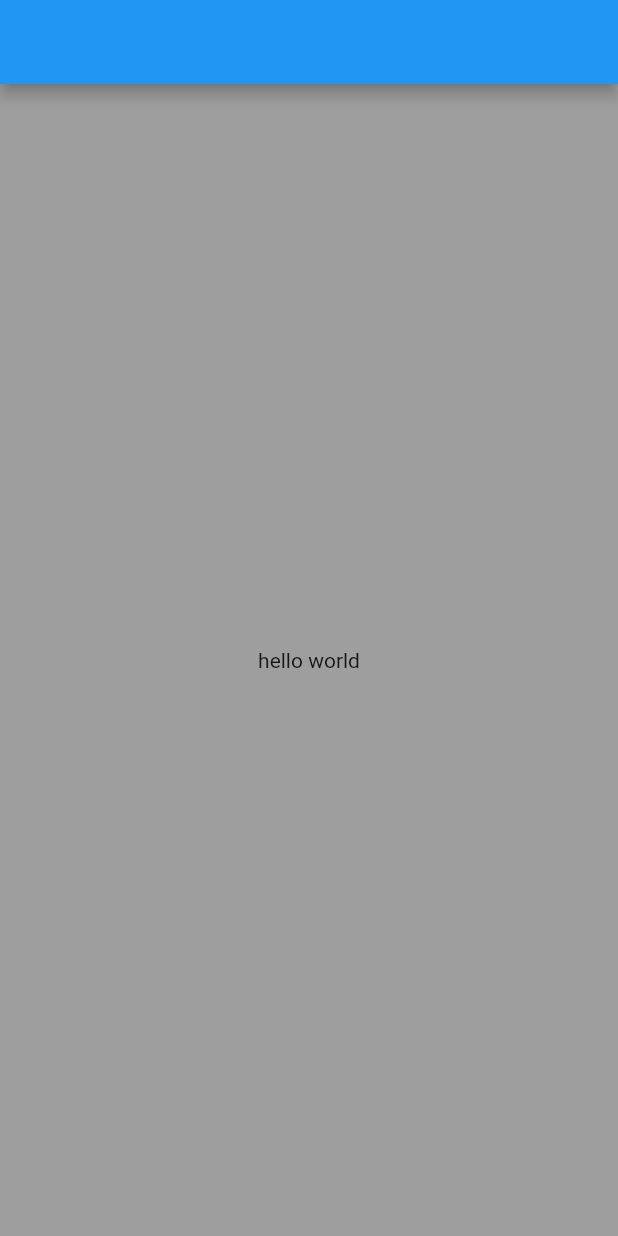
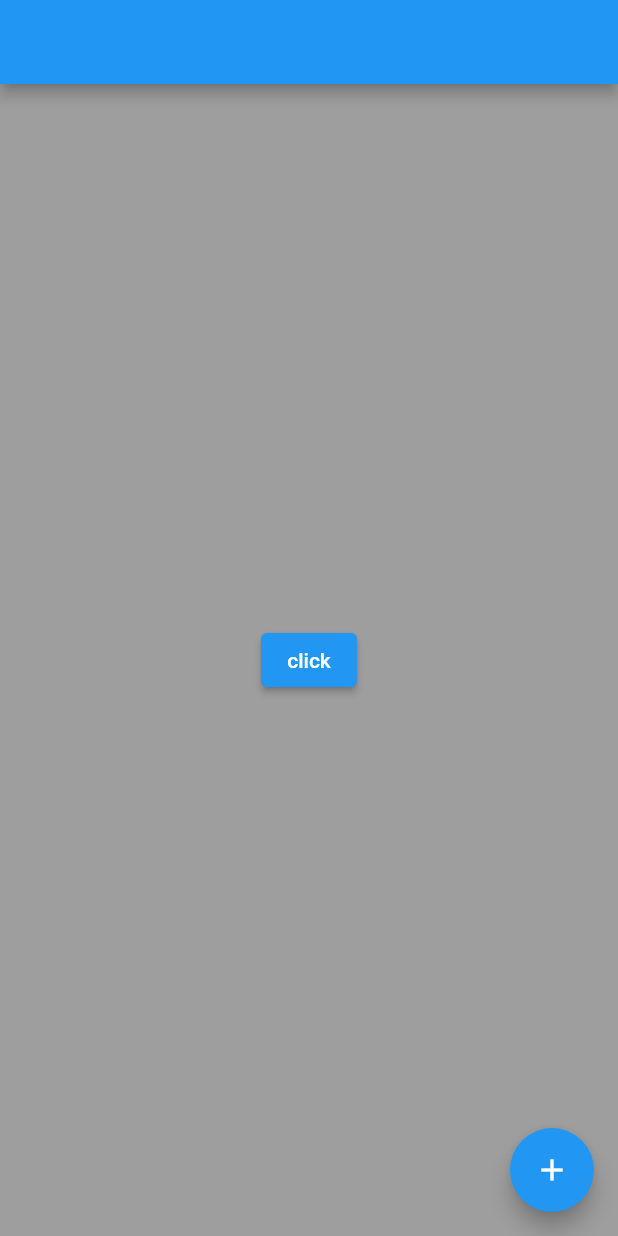
Before and after one commit to muhammedAnjoom/flutter_serious, a Flutter app: the screen it shows after launch, on a phone screen of 412 x 824 dp. Run offline on Flutter 3.47's test engine with Material 2 defaults, Android fonts, the phone set to English and light mode, and no system bars.

Commit message:
flutter buttons

```diff
--- a/basics_app/lib/main.dart
+++ b/basics_app/lib/main.dart
@@ -11,23 +11,34 @@ class MyApp extends StatelessWidget {
   Widget build(BuildContext context) {
     return MaterialApp(
       theme: ThemeData(primaryColor: Colors.blue),
-      home: const HomePage(),
+      home: HomePage(),
       debugShowCheckedModeBanner: false,
     );
   }
 }
 
 class HomePage extends StatelessWidget {
-  const HomePage({super.key});
+  HomePage({super.key});
+
+  bool buttonClick = false;
 
   @override
   Widget build(BuildContext context) {
-    return  Scaffold(
+    return Scaffold(
+      floatingActionButton: FloatingActionButton(
+        onPressed: () {},
+        child: Icon(Icons.add),
+      ),
       appBar: AppBar(),
       backgroundColor: Colors.grey,
       body: Center(
-        child: Text("hello world"),
-      ),
+          child: ElevatedButton(
+        onPressed: () {
+          buttonClick = true;
+          print(buttonClick);
+        },
+        child: Text("click"),
+      )),
     );
   }
 }
```
